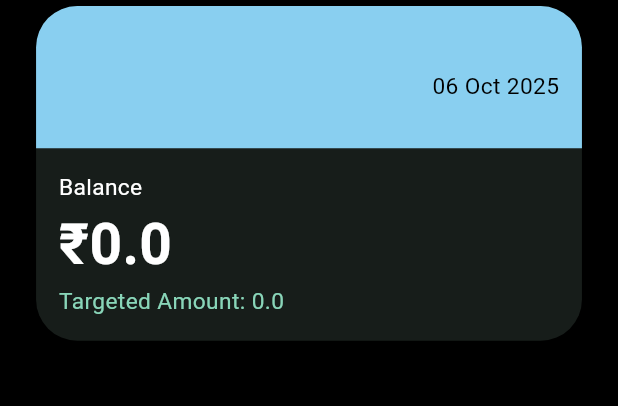
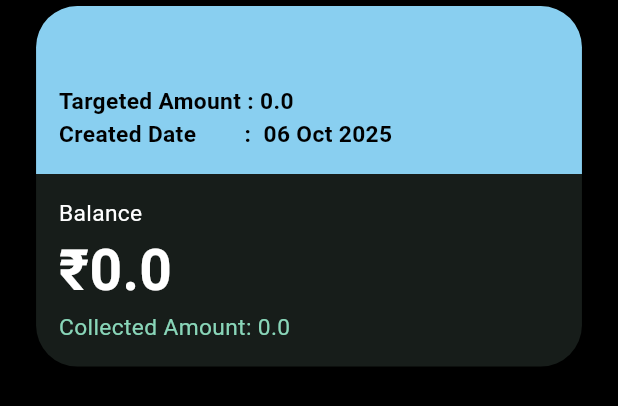
Before and after one commit to safwanmv/Event-Fund-Manager, a Flutter app: the BalanceCard widget shown alone on an empty page, opened directly with empty values, on a phone screen of 412 x 824 dp. Shown: the top 406 px of the screen. Run offline on Flutter 3.47's test engine with Material 3 defaults, Android fonts, the phone set to English and light mode, and no system bars; our stand-ins replace fl_chart, flutter_screenutil, flutter_slidable, hive, hive_flutter; accounts and stored records are empty.

Commit message:
fix: solved the balance issue

```diff
--- a/lib/screens/Main Screen/Balance/Add Screen/transaction_add_bottom_sheet.dart
+++ b/lib/screens/Main Screen/Balance/Add Screen/transaction_add_bottom_sheet.dart
@@ -249,6 +249,7 @@ class _TransactionAddBottomSheetState extends State<TransactionAddBottomSheet> {
                       selectDateTime!,
                       eventId,
                     );
+
                     Navigator.of(context).pop();
                     ScaffoldMessenger.of(context).showSnackBar(
                       SnackBar(
--- a/lib/screens/Main Screen/Balance/balance_screen.dart
+++ b/lib/screens/Main Screen/Balance/balance_screen.dart
@@ -1,5 +1,6 @@
 import 'package:expense_tracker/constants/text_messages.dart';
 import 'package:expense_tracker/db/Event_db/event_db.dart';
+import 'package:expense_tracker/db/Particpents_db/participents_db.dart';
 import 'package:expense_tracker/db/Users_db/users_db.dart';
 import 'package:expense_tracker/db/transaction_db/transaction_db.dart';
 import 'package:expense_tracker/models/Events/event_model.dart';
@@ -9,6 +10,7 @@ import 'package:expense_tracker/screens/Main%20Screen/Balance/Add%20Screen/categ
 import 'package:expense_tracker/screens/Main%20Screen/Balance/Add%20Screen/transaction_add_bottom_sheet.dart';
 import 'package:expense_tracker/screens/Main%20Screen/Balance/transaction_list.dart';
 import 'package:expense_tracker/widgets/Empty_data/text_message_widget.dart';
+import 'package:expense_tracker/widgets/formatted/formatted_date.dart';
 import 'package:flutter/material.dart';
 import 'package:flutter_screenutil/flutter_screenutil.dart';
 import 'package:intl/intl.dart';
@@ -26,7 +28,6 @@ class _BalanceScreenState extends State<BalanceScreen> {
     super.initState();
     TransactionDb.instance.refreshUI();
     EventDb.instance.refreshUI();
-
   }
 
   @override
@@ -39,7 +40,9 @@ class _BalanceScreenState extends State<BalanceScreen> {
           return eventlist.isEmpty
               ? Column(
                   children: [
-                  Center(child: EmptyDataContainer(text: TextMessages.noEvents)),
+                    Center(
+                      child: EmptyDataContainer(text: TextMessages.noEvents),
+                    ),
                   ],
                 )
               : Column(
@@ -114,7 +117,16 @@ class _BalanceScreenState extends State<BalanceScreen> {
                         return Row(
                           children: [
                             Expanded(
-                              child: BalanceCard(selectedEvent: selectedEvent),
+                              child: ValueListenableBuilder(
+                                valueListenable: ParticipantDb
+                                    .instance
+                                    .participantsListNotifer,
+                                builder: (context, participantList, _) {
+                                  return BalanceCard(
+                                    selectedEvent: selectedEvent,
+                                  );
+                                },
+                              ),
                             ),
                             Column(
                               children: [
@@ -194,7 +206,7 @@ class _BalanceScreenState extends State<BalanceScreen> {
                               ),
                             );
                           } else {
-                            return TransactionList(eventId: selectedEvent.id,);
+                            return TransactionList(eventId: selectedEvent.id);
                           }
                         },
                       ),
@@ -236,13 +248,16 @@ class BalanceCard extends StatelessWidget {
               0.0,
               (previousValue, element) => previousValue + element.amount,
             );
-
         double totalExpense = filteredList
             .where((i) => i.type == CategoryType.expense)
-            .fold(
-              0.0,
-              (previousValue, element) => previousValue + element.amount,
-            );
+            .fold(0.0, (prev, element) => prev + element.amount);
+
+        // double totalParticipantContribution = ParticipantDb.instance
+        //     .getParticipantsByEventId(selectedEvent!.id)
+        //     .fold(
+        //       0.0,
+        //       (previousValue, element) => previousValue + element.amountPaid,
+        //     );
         double balance = totalIncome - totalExpense;
         return Padding(
           padding: EdgeInsets.symmetric(horizontal: 20.0.w),
@@ -270,35 +285,55 @@ class BalanceCard extends StatelessWidget {
                               constraints: BoxConstraints(minHeight: 100.h),
                               padding: EdgeInsets.all(16.r),
                               child: Column(
-                                crossAxisAlignment: CrossAxisAlignment.start,
                                 children: [
                                   Text(
                                     selectedEvent!.title,
                                     style: TextStyle(
                                       color: Colors.black,
-                                      fontSize: 14.sp,
+                                      fontWeight: FontWeight.bold,
+                                      fontSize: 24.sp,
                                     ),
                                   ),
-                                  SizedBox(height: 10.h),
+
+                                  SizedBox(height: 6.h),
+
+                                  // Row(
+                                  //   mainAxisAlignment:
+                                  //       MainAxisAlignment.spaceBetween,
+                                  //   children: [
+                                  //     Expanded(
+                                  //       child: Text(
+                                  //         selectedEvent!.description,
+                                  //         style: TextStyle(
+                                  //           color: Colors.black,
+                                  //           fontSize: 16.sp,
+                                  //         ),
+                                  //         maxLines: 1,
+                                  //         overflow: TextOverflow.ellipsis,
+                                  //       ),
+                                  //     ),
+
+                                  //   ],
+                                  // ),
                                   Row(
-                                    mainAxisAlignment:
-                                        MainAxisAlignment.spaceBetween,
                                     children: [
-                                      Expanded(
-                                        child: Text(
-                                          selectedEvent!.description,
+                                      Text(
+                                        "Targeted Amount : ${selectedEvent!.targetedAmount}",
                                         style: TextStyle(
                                           color: Colors.black,
+                                          fontWeight: FontWeight.bold,
                                           fontSize: 16.sp,
                                         ),
-                                          maxLines: 1,
-                                          overflow: TextOverflow.ellipsis,
                                       ),
+                                    ],
                                   ),
+                                  Row(
+                                    children: [
                                       Text(
-                                        formattedDate(selectedEvent!.date),
+                                        "Created Date        :  ${FormattedDate.date(selectedEvent!.date)}",
                                         style: TextStyle(
                                           color: Colors.black,
+                                          fontWeight: FontWeight.bold,
                                           fontSize: 16.sp,
                                         ),
                                       ),
@@ -330,10 +365,10 @@ class BalanceCard extends StatelessWidget {
                                   Row(
                                     children: [
                                       Text(
-                                        "Targeted Amount: ${selectedEvent!.targetedAmount.toString()}",
+                                        "Collected Amount: ${selectedEvent!.collectedAmount}",
                                         style: TextStyle(
+                                          fontSize: 16.sp,
                                           color: color.primary,
-                                          fontSize: 16.sp,
                                         ),
                                       ),
                                     ],
```
Also changed, not shown: lib/screens/Main Screen/Balance/transaction_list.dart (+14 -8 lines). Lines whose indentation alone changed are shown as unchanged.
